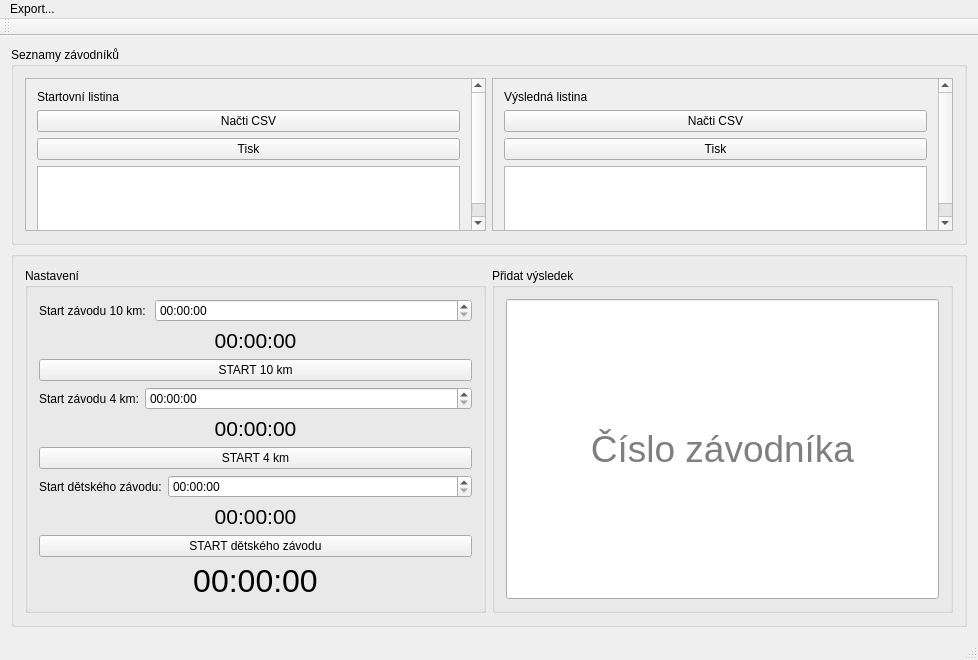
First picture: the form in mainwindow.ui, repository holoujak/prespolnak, before the edit.
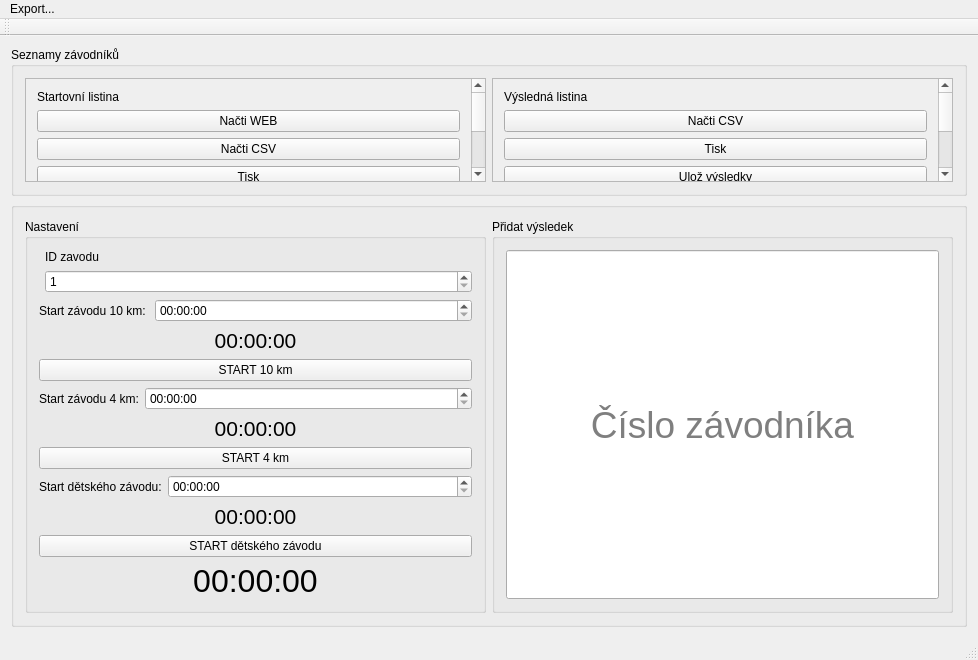
Second picture: the form after the edit.

```diff
--- a/mainwindow.ui
+++ b/mainwindow.ui
@@ -30,9 +30,9 @@
           <property name="geometry">
            <rect>
             <x>0</x>
-            <y>0</y>
+            <y>-86</y>
             <width>449</width>
-            <height>167</height>
+            <height>196</height>
            </rect>
           </property>
           <layout class="QVBoxLayout" name="verticalLayout_4">
@@ -43,6 +43,13 @@
              </property>
             </widget>
            </item>
+           <item>
+            <widget class="QPushButton" name="pushButton">
+             <property name="text">
+              <string>Načti WEB</string>
+             </property>
+            </widget>
+           </item>
            <item>
             <widget class="QPushButton" name="pb_readFile">
              <property name="text">
@@ -77,9 +84,9 @@
           <property name="geometry">
            <rect>
             <x>0</x>
-            <y>0</y>
+            <y>-20</y>
             <width>449</width>
-            <height>167</height>
+            <height>196</height>
            </rect>
           </property>
           <layout class="QVBoxLayout" name="verticalLayout_5">
@@ -104,6 +111,13 @@
              </property>
             </widget>
            </item>
+           <item>
+            <widget class="QPushButton" name="pushButton_2">
+             <property name="text">
+              <string>Ulož výsledky</string>
+             </property>
+            </widget>
+           </item>
            <item>
             <widget class="QTableView" name="tv_results"/>
            </item>
@@ -126,6 +140,24 @@
           <string>Nastavení</string>
          </property>
          <layout class="QVBoxLayout" name="verticalLayout_3">
+          <item>
+           <layout class="QFormLayout" name="formLayout_5">
+            <item row="0" column="1">
+             <widget class="QLabel" name="label_5">
+              <property name="text">
+               <string>ID zavodu</string>
+              </property>
+             </widget>
+            </item>
+            <item row="1" column="1">
+             <widget class="QSpinBox" name="race_id_spinbox">
+              <property name="minimum">
+               <number>1</number>
+              </property>
+             </widget>
+            </item>
+           </layout>
+          </item>
           <item>
            <layout class="QFormLayout" name="formLayout_2">
             <item row="0" column="0">
```
